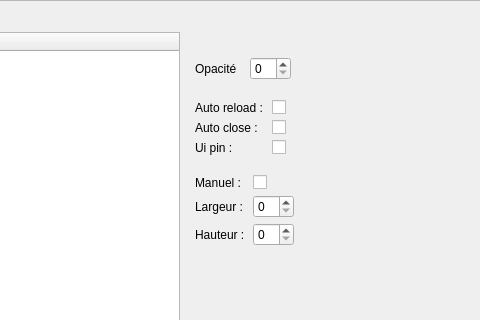
Before: the Qt Designer form src/gui/Dlg/option.ui in LaM0uette/PySide6_Blank_Project_demo, drawn with Qt 5; both pictures show x 306 to 786 and y 0 to 320 of the 972 by 625 pixel window.
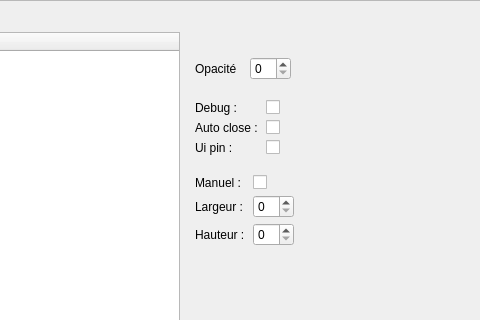
After: the same form once the commit is applied.

Patch:
```diff
--- a/src/gui/Dlg/option.ui
+++ b/src/gui/Dlg/option.ui
@@ -483,7 +483,7 @@
                 <item row="0" column="0">
                  <widget class="QLabel" name="lb_opt_cfg_autoreload">
                   <property name="text">
-                   <string>Auto reload : </string>
+                   <string>Debug : </string>
                   </property>
                  </widget>
                 </item>
```
Left out of the diff: 4 changed lines with no effect on the pictures.
